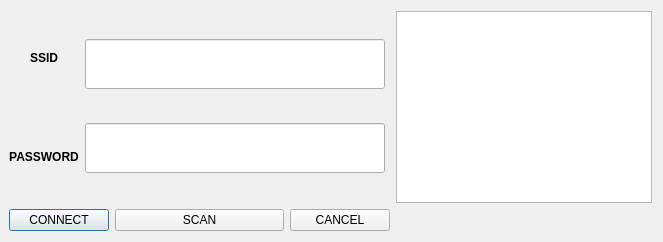
The window that UI/network_window.ui (thanggtrann12/feature) describes before a commit, drawn with Qt 5.
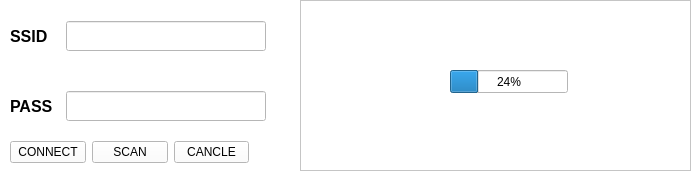
The same window after the commit.

Commit message: change from dialog to main window

Diff of the .ui file:
```diff
--- a/UI/network_window.ui
+++ b/UI/network_window.ui
@@ -1,130 +1,69 @@
 <?xml version="1.0" encoding="UTF-8"?>
 <ui version="4.0">
- <class>Dialog</class>
- <widget class="QDialog" name="Dialog">
+ <class>MainWindow</class>
+ <widget class="QMainWindow" name="MainWindow">
   <property name="geometry">
    <rect>
     <x>0</x>
     <y>0</y>
-    <width>676</width>
-    <height>580</height>
+    <width>700</width>
+    <height>180</height>
    </rect>
   </property>
+  <property name="minimumSize">
+   <size>
+    <width>700</width>
+    <height>180</height>
+   </size>
+  </property>
+  <property name="maximumSize">
+   <size>
+    <width>700</width>
+    <height>180</height>
+   </size>
+  </property>
   <property name="windowTitle">
    <string>Dialog</string>
   </property>
-  <layout class="QGridLayout" name="gridLayout">
-   <property name="sizeConstraint">
-    <enum>QLayout::SetFixedSize</enum>
-   </property>
-   <property name="leftMargin">
-    <number>9</number>
-   </property>
-   <item row="0" column="2">
-    <layout class="QVBoxLayout" name="verticalLayout">
-     <item>
-      <widget class="QListView" name="list_networks"/>
-     </item>
-    </layout>
-   </item>
-   <item row="0" column="0">
+  <property name="styleSheet">
+   <string notr="true">background-color: white;</string>
+  </property>
+  <widget class="QWidget" name="centralwidget">
+   <widget class="QListWidget" name="list_networks">
+    <property name="geometry">
+     <rect>
+      <x>300</x>
+      <y>0</y>
+      <width>391</width>
+      <height>171</height>
+     </rect>
+    </property>
+   </widget>
+   <widget class="QProgressBar" name="progressBar">
+    <property name="geometry">
+     <rect>
+      <x>450</x>
+      <y>70</y>
+      <width>118</width>
+      <height>23</height>
+     </rect>
+    </property>
+    <property name="value">
+     <number>24</number>
+    </property>
+   </widget>
+   <widget class="QWidget" name="">
+    <property name="geometry">
+     <rect>
+      <x>10</x>
+      <y>140</y>
+      <width>239</width>
+      <height>25</height>
+     </rect>
+    </property>
     <layout class="QHBoxLayout" name="horizontalLayout">
      <item>
-      <layout class="QVBoxLayout" name="verticalLayout_3">
-       <item>
-        <widget class="QLabel" name="label_3">
-         <property name="minimumSize">
-          <size>
-           <width>50</width>
-           <height>50</height>
-          </size>
-         </property>
-         <property name="font">
-          <font>
-           <weight>75</weight>
-           <bold>true</bold>
-          </font>
-         </property>
-         <property name="text">
-          <string>SSID</string>
-         </property>
-         <property name="alignment">
-          <set>Qt::AlignCenter</set>
-         </property>
-        </widget>
-       </item>
-       <item>
-        <widget class="QLabel" name="label">
-         <property name="minimumSize">
-          <size>
-           <width>50</width>
-           <height>50</height>
-          </size>
-         </property>
-         <property name="font">
-          <font>
-           <weight>75</weight>
-           <bold>true</bold>
-          </font>
-         </property>
-         <property name="text">
-          <string>PASSWORD</string>
-         </property>
-         <property name="alignment">
-          <set>Qt::AlignCenter</set>
-         </property>
-        </widget>
-       </item>
-      </layout>
-     </item>
-     <item>
-      <layout class="QVBoxLayout" name="verticalLayout_4">
-       <property name="sizeConstraint">
-        <enum>QLayout::SetMinimumSize</enum>
-       </property>
-       <property name="rightMargin">
-        <number>5</number>
-       </property>
-       <item>
-        <widget class="QLineEdit" name="txt_ssid">
-         <property name="minimumSize">
-          <size>
-           <width>300</width>
-           <height>50</height>
-          </size>
-         </property>
-        </widget>
-       </item>
-       <item>
-        <widget class="QLineEdit" name="lineEdit_2">
-         <property name="minimumSize">
-          <size>
-           <width>300</width>
-           <height>50</height>
-          </size>
-         </property>
-        </widget>
-       </item>
-      </layout>
-     </item>
-    </layout>
-   </item>
-   <item row="1" column="0">
-    <layout class="QHBoxLayout" name="horizontalLayout_3">
-     <item>
       <widget class="QPushButton" name="connect_button">
-       <property name="minimumSize">
-        <size>
-         <width>100</width>
-         <height>0</height>
-        </size>
-       </property>
-       <property name="maximumSize">
-        <size>
-         <width>100</width>
-         <height>16777215</height>
-        </size>
-       </property>
        <property name="text">
         <string>CONNECT</string>
        </property>
@@ -139,26 +78,122 @@
      </item>
      <item>
       <widget class="QPushButton" name="cancle_button">
+       <property name="text">
+        <string>CANCLE</string>
+       </property>
+      </widget>
+     </item>
+    </layout>
+   </widget>
+   <widget class="QWidget" name="">
+    <property name="geometry">
+     <rect>
+      <x>10</x>
+      <y>20</y>
+      <width>258</width>
+      <height>32</height>
+     </rect>
+    </property>
+    <layout class="QHBoxLayout" name="horizontalLayout_2">
+     <item>
+      <widget class="QLabel" name="label">
        <property name="minimumSize">
         <size>
-         <width>100</width>
+         <width>50</width>
          <height>0</height>
         </size>
        </property>
        <property name="maximumSize">
         <size>
-         <width>100</width>
+         <width>50</width>
          <height>16777215</height>
         </size>
        </property>
+       <property name="font">
+        <font>
+         <pointsize>12</pointsize>
+         <weight>75</weight>
+         <bold>true</bold>
+        </font>
+       </property>
        <property name="text">
-        <string>CANCEL</string>
+        <string>SSID</string>
        </property>
       </widget>
      </item>
+     <item>
+      <widget class="QLineEdit" name="txt_ssid">
+       <property name="minimumSize">
+        <size>
+         <width>200</width>
+         <height>30</height>
+        </size>
+       </property>
+       <property name="maximumSize">
+        <size>
+         <width>200</width>
+         <height>30</height>
+        </size>
+       </property>
+      </widget>
+     </item>
     </layout>
-   </item>
-  </layout>
+   </widget>
+   <widget class="QWidget" name="">
+    <property name="geometry">
+     <rect>
+      <x>10</x>
+      <y>90</y>
+      <width>258</width>
+      <height>32</height>
+     </rect>
+    </property>
+    <layout class="QHBoxLayout" name="horizontalLayout_3">
+     <item>
+      <widget class="QLabel" name="label_2">
+       <property name="minimumSize">
+        <size>
+         <width>50</width>
+         <height>0</height>
+        </size>
+       </property>
+       <property name="maximumSize">
+        <size>
+         <width>50</width>
+         <height>16777215</height>
+        </size>
+       </property>
+       <property name="font">
+        <font>
+         <pointsize>12</pointsize>
+         <weight>75</weight>
+         <bold>true</bold>
+        </font>
+       </property>
+       <property name="text">
+        <string>PASS</string>
+       </property>
+      </widget>
+     </item>
+     <item>
+      <widget class="QLineEdit" name="txt_pass">
+       <property name="minimumSize">
+        <size>
+         <width>200</width>
+         <height>30</height>
+        </size>
+       </property>
+       <property name="maximumSize">
+        <size>
+         <width>200</width>
+         <height>30</height>
+        </size>
+       </property>
+      </widget>
+     </item>
+    </layout>
+   </widget>
+  </widget>
  </widget>
  <resources/>
  <connections/>
```
Left out of the diff: 2 changed lines with no effect on the pictures. The commit also changes 40 other files.
